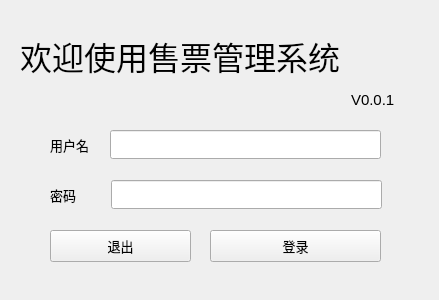
This is pages/login/Login.ui in Dreace/TheTicket as Qt 5 draws it before an edit. The edited form follows.
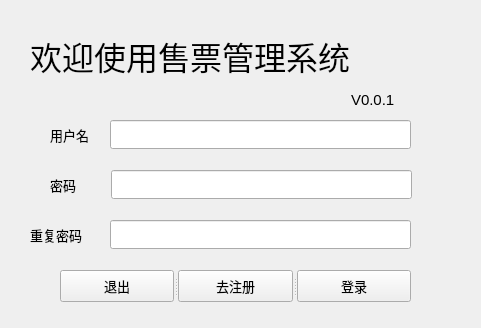
This is the edited form.

Commit message: 增加注册功能

```diff
--- a/pages/login/Login.ui
+++ b/pages/login/Login.ui
@@ -6,8 +6,8 @@
    <rect>
     <x>0</x>
     <y>0</y>
-    <width>439</width>
-    <height>300</height>
+    <width>481</width>
+    <height>328</height>
    </rect>
   </property>
   <property name="windowTitle">
@@ -17,7 +17,7 @@
    <property name="geometry">
     <rect>
      <x>50</x>
-     <y>130</y>
+     <y>120</y>
      <width>51</width>
      <height>30</height>
     </rect>
@@ -36,8 +36,8 @@
    <property name="geometry">
     <rect>
      <x>110</x>
-     <y>130</y>
-     <width>271</width>
+     <y>120</y>
+     <width>301</width>
      <height>29</height>
     </rect>
    </property>
@@ -48,48 +48,10 @@
     </font>
    </property>
   </widget>
-  <widget class="QPushButton" name="exitButton">
-   <property name="geometry">
-    <rect>
-     <x>50</x>
-     <y>230</y>
-     <width>141</width>
-     <height>32</height>
-    </rect>
-   </property>
-   <property name="font">
-    <font>
-     <family>微软雅黑</family>
-     <pointsize>10</pointsize>
-    </font>
-   </property>
-   <property name="text">
-    <string>退出</string>
-   </property>
-  </widget>
-  <widget class="QPushButton" name="loginButton">
-   <property name="geometry">
-    <rect>
-     <x>210</x>
-     <y>230</y>
-     <width>171</width>
-     <height>32</height>
-    </rect>
-   </property>
-   <property name="font">
-    <font>
-     <family>微软雅黑</family>
-     <pointsize>10</pointsize>
-    </font>
-   </property>
-   <property name="text">
-    <string>登录</string>
-   </property>
-  </widget>
   <widget class="QLabel" name="label_3">
    <property name="geometry">
     <rect>
-     <x>20</x>
+     <x>30</x>
      <y>10</y>
      <width>411</width>
      <height>91</height>
@@ -126,7 +88,7 @@
    <property name="geometry">
     <rect>
      <x>50</x>
-     <y>180</y>
+     <y>170</y>
      <width>34</width>
      <height>30</height>
     </rect>
@@ -145,8 +107,8 @@
    <property name="geometry">
     <rect>
      <x>111</x>
-     <y>180</y>
-     <width>271</width>
+     <y>170</y>
+     <width>301</width>
      <height>29</height>
     </rect>
    </property>
@@ -157,6 +119,93 @@
     </font>
    </property>
   </widget>
+  <widget class="QLineEdit" name="repeatPasswordInput">
+   <property name="enabled">
+    <bool>true</bool>
+   </property>
+   <property name="geometry">
+    <rect>
+     <x>110</x>
+     <y>220</y>
+     <width>301</width>
+     <height>29</height>
+    </rect>
+   </property>
+   <property name="font">
+    <font>
+     <family>微软雅黑</family>
+     <pointsize>10</pointsize>
+    </font>
+   </property>
+  </widget>
+  <widget class="QLabel" name="repeatPasswordLabel">
+   <property name="enabled">
+    <bool>true</bool>
+   </property>
+   <property name="geometry">
+    <rect>
+     <x>30</x>
+     <y>220</y>
+     <width>71</width>
+     <height>30</height>
+    </rect>
+   </property>
+   <property name="font">
+    <font>
+     <family>微软雅黑</family>
+     <pointsize>10</pointsize>
+    </font>
+   </property>
+   <property name="text">
+    <string>重复密码</string>
+   </property>
+  </widget>
+  <widget class="QSplitter" name="splitter">
+   <property name="geometry">
+    <rect>
+     <x>60</x>
+     <y>270</y>
+     <width>351</width>
+     <height>32</height>
+    </rect>
+   </property>
+   <property name="orientation">
+    <enum>Qt::Horizontal</enum>
+   </property>
+   <widget class="QPushButton" name="exitButton">
+    <property name="font">
+     <font>
+      <family>微软雅黑</family>
+      <pointsize>10</pointsize>
+     </font>
+    </property>
+    <property name="text">
+     <string>退出</string>
+    </property>
+   </widget>
+   <widget class="QPushButton" name="registerButton">
+    <property name="font">
+     <font>
+      <family>微软雅黑</family>
+      <pointsize>10</pointsize>
+     </font>
+    </property>
+    <property name="text">
+     <string>去注册</string>
+    </property>
+   </widget>
+   <widget class="QPushButton" name="loginButton">
+    <property name="font">
+     <font>
+      <family>微软雅黑</family>
+      <pointsize>10</pointsize>
+     </font>
+    </property>
+    <property name="text">
+     <string>登录</string>
+    </property>
+   </widget>
+  </widget>
  </widget>
  <layoutdefault spacing="6" margin="11"/>
  <tabstops>
```
Left out of the diff: 1 changed line with no effect on the pictures. The commit also changes 2 other files.
